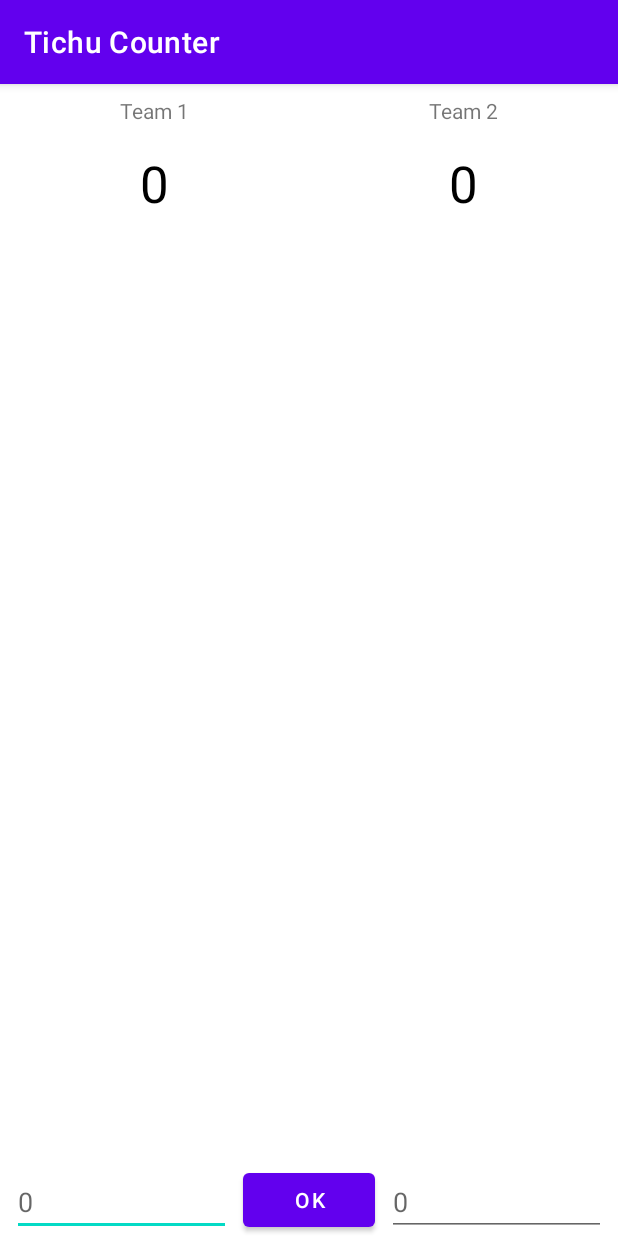
After one commit to georgekal2798/Tichu-Counter, an Android app: the ScoreActivity screen opened directly, with no data from a screen before it, on a phone screen of 412 x 824 dp. The commit adds this screen. Run offline under Robolectric (Android 15) with nearby library versions, the phone set to English and light mode, and no system bars.

Commit message:
First components
- Added basic components in score activity
- Created new activity to house main menu options

```diff
--- a/app/src/main/AndroidManifest.xml
+++ b/app/src/main/AndroidManifest.xml
@@ -10,7 +10,16 @@
         android:supportsRtl="true"
         android:theme="@style/Theme.TichuCounter">
         <activity
-            android:name=".MainActivity"
+            android:name=".MenuActivity"
+            android:exported="true">
+            <intent-filter>
+                <action android:name="android.intent.action.MAIN" />
+
+                <category android:name="android.intent.category.LAUNCHER" />
+            </intent-filter>
+        </activity>
+        <activity
+            android:name=".ScoreActivity"
             android:exported="true">
             <intent-filter>
                 <action android:name="android.intent.action.MAIN" />
--- a/app/src/main/java/com/example/tichucounter/MainActivity.kt
+++ b/app/src/main/java/com/example/tichucounter/MenuActivity.kt
@@ -3,9 +3,9 @@ package com.example.tichucounter
 import androidx.appcompat.app.AppCompatActivity
 import android.os.Bundle
 
-class MainActivity : AppCompatActivity() {
+class MenuActivity : AppCompatActivity() {
     override fun onCreate(savedInstanceState: Bundle?) {
         super.onCreate(savedInstanceState)
-        setContentView(R.layout.activity_main)
+        setContentView(R.layout.activity_menu)
     }
 }
--- /dev/null
+++ b/app/src/main/java/com/example/tichucounter/ScoreActivity.kt
@@ -0,0 +1,11 @@
+package com.example.tichucounter
+
+import androidx.appcompat.app.AppCompatActivity
+import android.os.Bundle
+
+class ScoreActivity : AppCompatActivity() {
+    override fun onCreate(savedInstanceState: Bundle?) {
+        super.onCreate(savedInstanceState)
+        setContentView(R.layout.activity_score)
+    }
+}
--- a/app/src/main/res/layout/activity_main.xml
+++ b/app/src/main/res/layout/activity_menu.xml
@@ -4,15 +4,6 @@
     xmlns:tools="http://schemas.android.com/tools"
     android:layout_width="match_parent"
     android:layout_height="match_parent"
-    tools:context=".MainActivity">
-
-    <TextView
-        android:layout_width="wrap_content"
-        android:layout_height="wrap_content"
-        android:text="Hello World!"
-        app:layout_constraintBottom_toBottomOf="parent"
-        app:layout_constraintLeft_toLeftOf="parent"
-        app:layout_constraintRight_toRightOf="parent"
-        app:layout_constraintTop_toTopOf="parent" />
+    tools:context=".MenuActivity">
 
 </androidx.constraintlayout.widget.ConstraintLayout>
--- /dev/null
+++ b/app/src/main/res/layout/activity_score.xml
@@ -0,0 +1,97 @@
+<?xml version="1.0" encoding="utf-8"?>
+<androidx.constraintlayout.widget.ConstraintLayout xmlns:android="http://schemas.android.com/apk/res/android"
+    xmlns:app="http://schemas.android.com/apk/res-auto"
+    xmlns:tools="http://schemas.android.com/tools"
+    android:layout_width="match_parent"
+    android:layout_height="match_parent"
+    tools:context=".ScoreActivity">
+
+    <Button
+        android:id="@+id/okButton"
+        android:layout_width="wrap_content"
+        android:layout_height="wrap_content"
+        android:text="@android:string/ok"
+        app:layout_constraintBottom_toBottomOf="parent"
+        app:layout_constraintEnd_toEndOf="parent"
+        app:layout_constraintStart_toStartOf="parent" />
+
+    <androidx.constraintlayout.widget.Guideline
+        android:id="@+id/centralGuideline"
+        android:layout_width="wrap_content"
+        android:layout_height="wrap_content"
+        android:orientation="vertical"
+        app:layout_constraintGuide_percent="0.5"
+        app:layout_constraintStart_toStartOf="parent" />
+
+    <TextView
+        android:id="@+id/team1TextView"
+        android:layout_width="wrap_content"
+        android:layout_height="wrap_content"
+        android:layout_marginTop="8dp"
+        android:text="@string/team1"
+        app:layout_constraintEnd_toStartOf="@+id/centralGuideline"
+        app:layout_constraintStart_toStartOf="parent"
+        app:layout_constraintTop_toTopOf="parent" />
+
+    <TextView
+        android:id="@+id/team2TextView"
+        android:layout_width="wrap_content"
+        android:layout_height="wrap_content"
+        android:layout_marginTop="8dp"
+        android:text="@string/team2"
+        app:layout_constraintEnd_toEndOf="parent"
+        app:layout_constraintStart_toStartOf="@+id/centralGuideline"
+        app:layout_constraintTop_toTopOf="parent" />
+
+    <TextView
+        android:id="@+id/scoreTeam1TextView"
+        android:layout_width="wrap_content"
+        android:layout_height="wrap_content"
+        android:layout_marginTop="16dp"
+        android:text="0"
+        android:textColor="@color/black"
+        android:textSize="34sp"
+        app:layout_constraintEnd_toStartOf="@+id/centralGuideline"
+        app:layout_constraintStart_toStartOf="parent"
+        app:layout_constraintTop_toBottomOf="@+id/team1TextView" />
+
+    <TextView
+        android:id="@+id/scoreTeam2TextView"
+        android:layout_width="wrap_content"
+        android:layout_height="wrap_content"
+        android:layout_marginTop="16dp"
+        android:text="0"
+        android:textColor="@color/black"
+        android:textSize="34sp"
+        app:layout_constraintEnd_toEndOf="parent"
+        app:layout_constraintStart_toStartOf="@+id/centralGuideline"
+        app:layout_constraintTop_toBottomOf="@+id/team2TextView" />
+
+    <EditText
+        android:id="@+id/pointsTeam1NumberField"
+        android:layout_width="0dp"
+        android:layout_height="wrap_content"
+        android:layout_marginStart="8dp"
+        android:layout_marginEnd="8dp"
+        android:autofillHints=""
+        android:ems="10"
+        android:hint="0"
+        android:inputType="number"
+        app:layout_constraintBottom_toBottomOf="parent"
+        app:layout_constraintEnd_toStartOf="@+id/okButton"
+        app:layout_constraintStart_toStartOf="parent" />
+
+    <EditText
+        android:id="@+id/pointsTeam2NumberField"
+        android:layout_width="0dp"
+        android:layout_height="wrap_content"
+        android:layout_marginStart="8dp"
+        android:layout_marginEnd="8dp"
+        android:autofillHints=""
+        android:ems="10"
+        android:hint="0"
+        android:inputType="number"
+        app:layout_constraintBottom_toBottomOf="parent"
+        app:layout_constraintEnd_toEndOf="parent"
+        app:layout_constraintStart_toEndOf="@+id/okButton" />
+</androidx.constraintlayout.widget.ConstraintLayout>
--- a/app/src/main/res/values/strings.xml
+++ b/app/src/main/res/values/strings.xml
@@ -1,3 +1,5 @@
 <resources>
     <string name="app_name">Tichu Counter</string>
+    <string name="team1">Team 1</string>
+    <string name="team2">Team 2</string>
 </resources>
```
